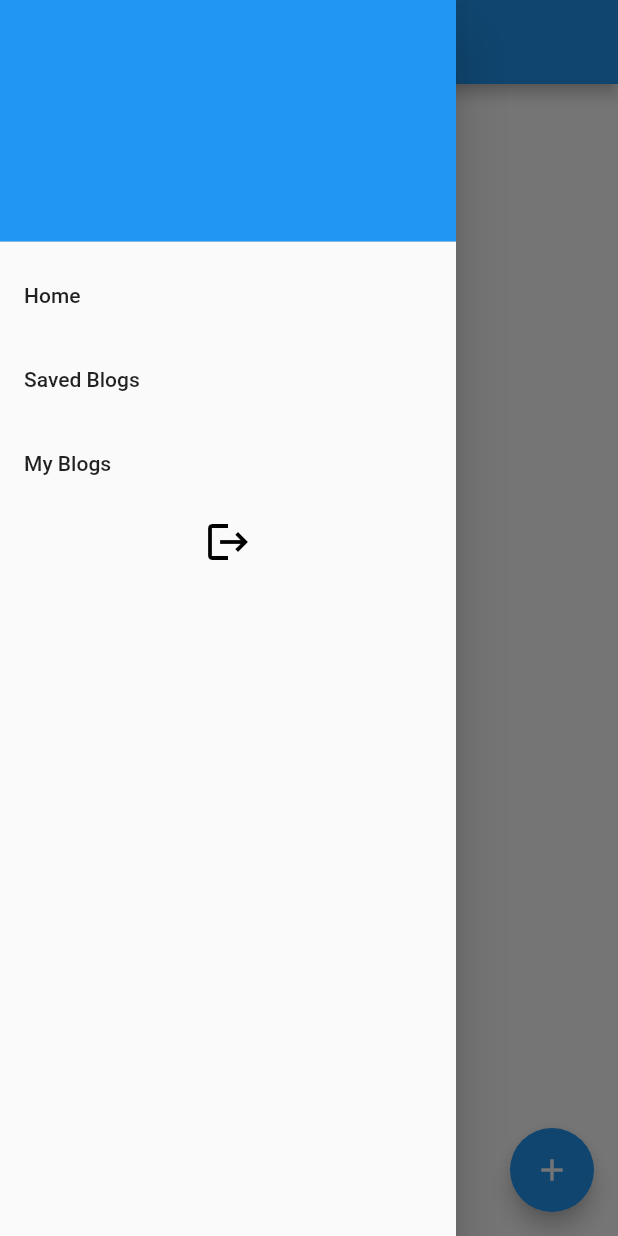
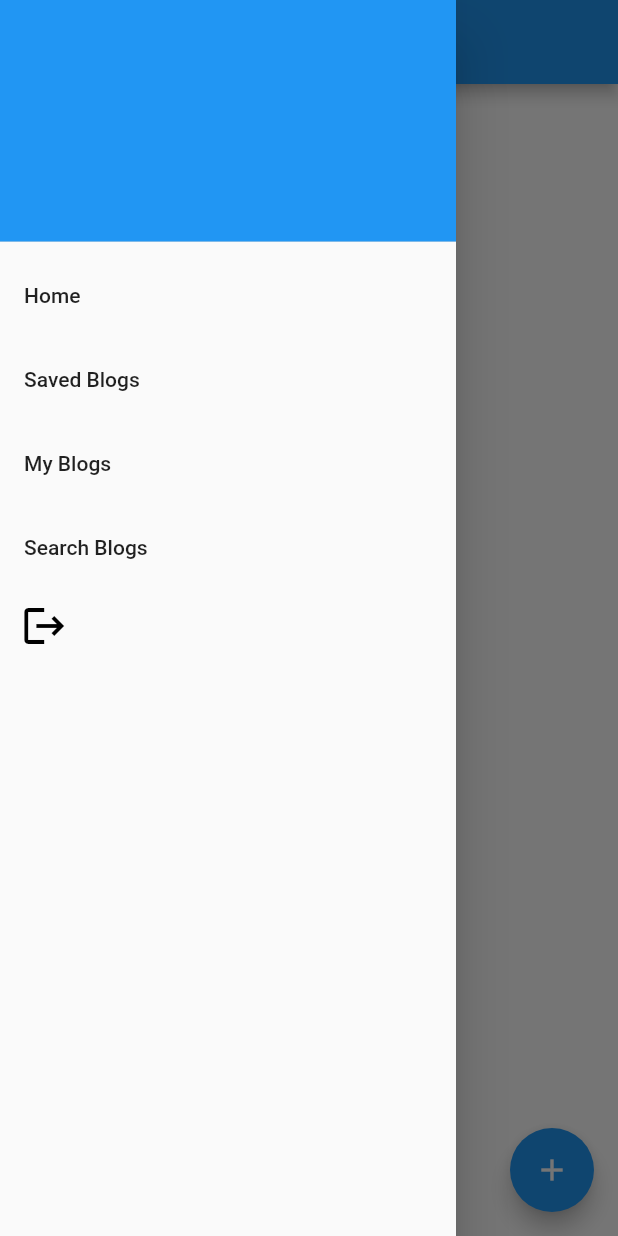
Before and after one commit to ReahaanSheriff/blog, a Flutter app: the CardView screen opened directly with empty values, with the side drawer open, on a phone screen of 412 x 824 dp. Run offline on Flutter 3.47's test engine with Material 2 defaults, Android fonts, the phone set to English and light mode, and no system bars; our stand-ins replace fluttertoast, getwidget, image_picker, share, shared_preferences; missing offline and left inert: load; accounts and stored records are empty; network calls fail.

```diff
--- a/lib/screens/card.dart
+++ b/lib/screens/card.dart
@@ -3,6 +3,7 @@ import 'dart:convert';
 import 'package:blogone/screens/add_blog.dart';
 import 'package:blogone/screens/myblog.dart';
 import 'package:blogone/screens/savedblogs_screen.dart';
+import 'package:blogone/screens/search.dart';
 import 'package:blogone/screens/signin_screen.dart';
 
 import 'package:http/http.dart' as http;
@@ -140,7 +141,11 @@ class _CardViewState extends State<CardView> {
               decoration: BoxDecoration(
                 color: Colors.blue,
               ),
-              child: Text(username == null ? "" : username),
+              child: Padding(
+                padding:
+                    const EdgeInsets.symmetric(vertical: 50.0, horizontal: 80),
+                child: Text(username == null ? "" : username),
+              ),
             ),
             ListTile(
               title: const Text('Home'),
@@ -178,6 +183,18 @@ class _CardViewState extends State<CardView> {
                         builder: (context) => MyBlog(value: widget.value)));
               },
             ),
+            ListTile(
+              title: const Text('Search Blogs'),
+              onTap: () {
+                // Update the state of the app.
+                // ...
+                // Then close the drawer
+                Navigator.push(
+                    context,
+                    MaterialPageRoute(
+                        builder: (context) => SearchBlog(value: widget.value)));
+              },
+            ),
             IconButton(
                 onPressed: () {
                   signout().then((_) async {
@@ -191,10 +208,13 @@ class _CardViewState extends State<CardView> {
                     deleteTokens();
                   });
                 },
-                icon: Icon(
-                  Icons.logout,
-                  size: 32.0,
-                  color: Colors.black,
+                icon: Padding(
+                  padding: const EdgeInsets.only(right: 245),
+                  child: Icon(
+                    Icons.logout,
+                    size: 32.0,
+                    color: Colors.black,
+                  ),
                 ))
           ],
         ),
```
Also changed, not shown: lib/screens/myblog.dart (+28 -1 lines), lib/screens/search.dart (added, +49 -0 lines).
